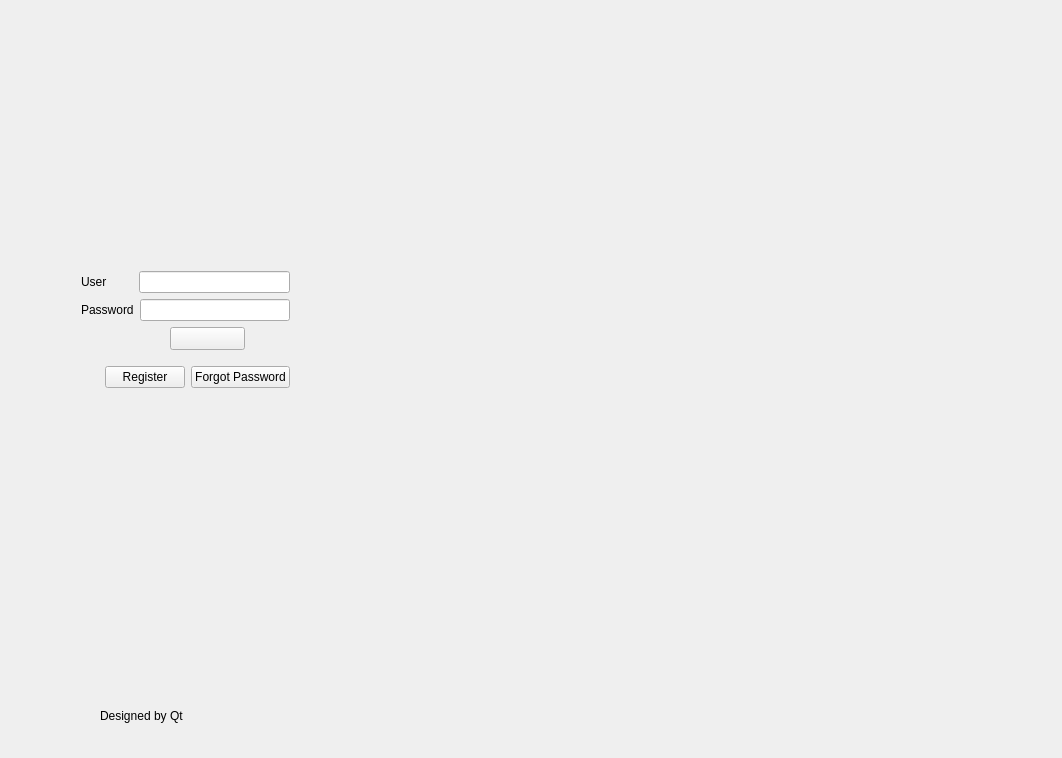
Old version of the form LIBPRO/LIBPRO/LIBPRO.ui in the repository hacba98/assignment2.ver1.
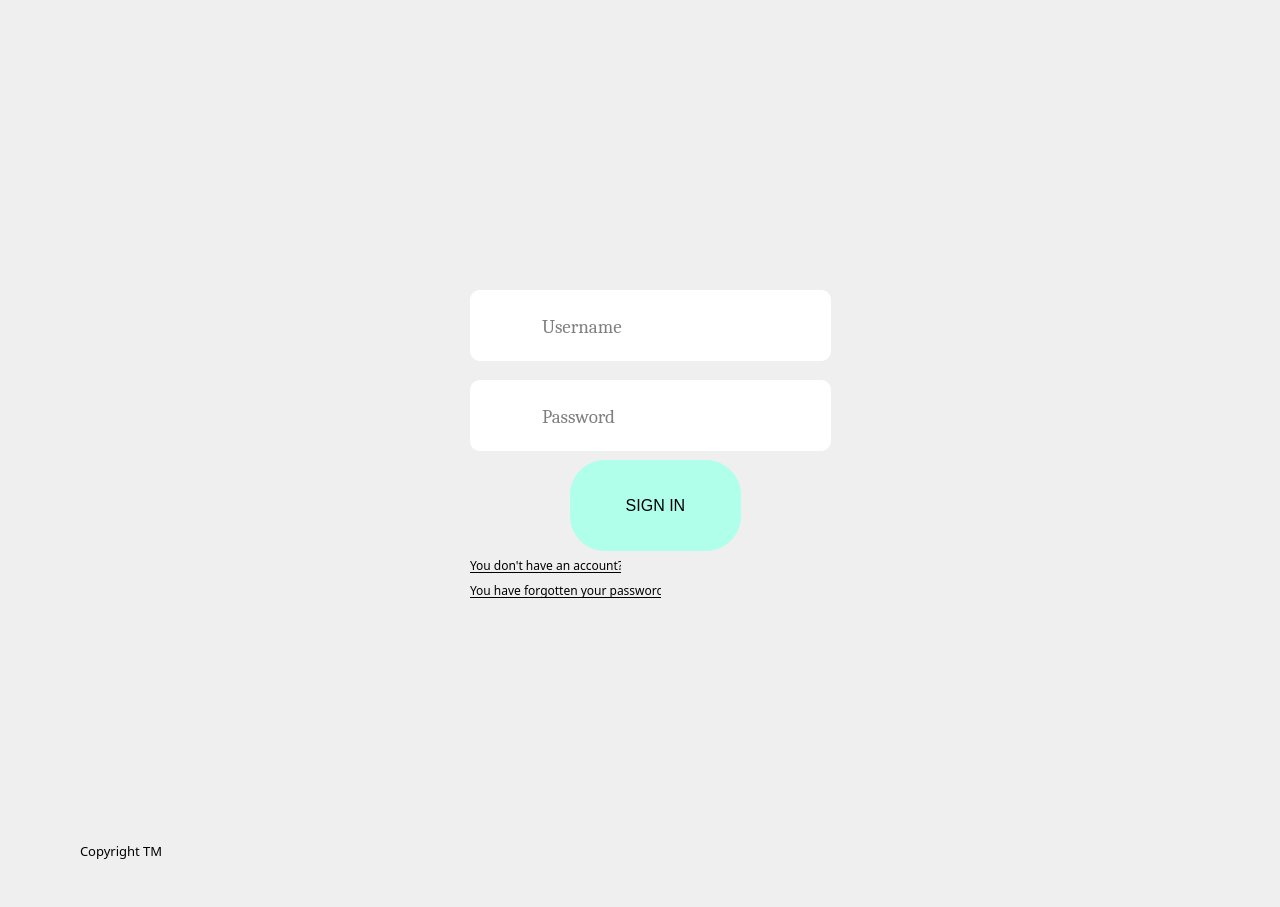
New version of the form. Icons and pictures are not drawn.

Diff of the .ui file:
```diff
--- a/LIBPRO/LIBPRO/LIBPRO.ui
+++ b/LIBPRO/LIBPRO/LIBPRO.ui
@@ -6,8 +6,8 @@
    <rect>
     <x>0</x>
     <y>0</y>
-    <width>1062</width>
-    <height>758</height>
+    <width>1280</width>
+    <height>907</height>
    </rect>
   </property>
   <property name="windowTitle">
@@ -19,19 +19,38 @@
   </property>
   <property name="styleSheet">
    <string notr="true">#centralWidget{	
-	border-image: url(:/LIBPRO/menu.jpg);
-}</string>
+border-image: url(:/LIBPRO/1600x900-1387396-triangle.jpg);
+}
+
+
+#pushButtonForgotPass:hover {
+    text-color: red;
+    color: red;
+}
+
+#pushButtonRegister:hover {
+    text-color: red;
+    color: red;
+}
+
+   </string>
   </property>
   <widget class="QWidget" name="centralWidget">
    <widget class="QLabel" name="label_3">
     <property name="geometry">
      <rect>
-      <x>100</x>
-      <y>700</y>
-      <width>111</width>
-      <height>31</height>
+      <x>80</x>
+      <y>820</y>
+      <width>191</width>
+      <height>61</height>
      </rect>
     </property>
+    <property name="font">
+     <font>
+      <family>Gadugi</family>
+      <pointsize>10</pointsize>
+     </font>
+    </property>
     <property name="whatsThis">
      <string>&lt;html&gt;&lt;head/&gt;&lt;body&gt;&lt;p&gt;&lt;span style=&quot; font-size:12pt; font-style:italic;&quot;&gt;Designed by &lt;/span&gt;&lt;a href=&quot;https://www.qt.io/&quot;&gt;&lt;span style=&quot; text-decoration: underline; color:#0000ff;&quot;&gt;Qt&lt;/span&gt;&lt;/a&gt;&lt;/p&gt;&lt;/body&gt;&lt;/html&gt;</string>
     </property>
@@ -39,7 +58,7 @@
      <string notr="true">Designed by Qt</string>
     </property>
     <property name="text">
-     <string>Designed by Qt</string>
+     <string>Copyright TM</string>
     </property>
     <property name="textFormat">
      <enum>Qt::PlainText</enum>
@@ -48,152 +67,208 @@
      <bool>true</bool>
     </property>
    </widget>
-   <widget class="QFrame" name="frame">
+   <widget class="QLineEdit" name="lineEdit_user">
     <property name="geometry">
      <rect>
-      <x>70</x>
-      <y>250</y>
-      <width>231</width>
-      <height>161</height>
+      <x>470</x>
+      <y>290</y>
+      <width>361</width>
+      <height>71</height>
      </rect>
     </property>
-    <layout class="QVBoxLayout" name="verticalLayout_3">
-     <item>
-      <layout class="QVBoxLayout" name="verticalLayout_2">
-       <item>
-        <layout class="QVBoxLayout" name="verticalLayout">
-         <item>
-          <layout class="QHBoxLayout" name="horizontalLayout_2">
-           <item>
-            <widget class="QLabel" name="label">
-             <property name="text">
-              <string>User        </string>
-             </property>
-            </widget>
-           </item>
-           <item>
-            <widget class="QLineEdit" name="lineEdit_user"/>
-           </item>
-          </layout>
-         </item>
-         <item>
-          <layout class="QHBoxLayout" name="horizontalLayout">
-           <item>
-            <widget class="QLabel" name="label_2">
-             <property name="text">
-              <string>Password</string>
-             </property>
-            </widget>
-           </item>
-           <item>
-            <widget class="QLineEdit" name="lineEdit_pass">
-             <property name="echoMode">
-              <enum>QLineEdit::Password</enum>
-             </property>
-            </widget>
-           </item>
-          </layout>
-         </item>
-        </layout>
-       </item>
-       <item>
-        <layout class="QHBoxLayout" name="horizontalLayout_4">
-         <item>
-          <spacer name="horizontalSpacer_2">
-           <property name="orientation">
-            <enum>Qt::Horizontal</enum>
-           </property>
-           <property name="sizeHint" stdset="0">
-            <size>
-             <width>40</width>
-             <height>20</height>
-            </size>
-           </property>
-          </spacer>
-         </item>
-         <item>
-          <spacer name="horizontalSpacer_4">
-           <property name="orientation">
-            <enum>Qt::Horizontal</enum>
-           </property>
-           <property name="sizeHint" stdset="0">
-            <size>
-             <width>40</width>
-             <height>20</height>
-            </size>
-           </property>
-          </spacer>
-         </item>
-         <item>
-          <widget class="QPushButton" name="pushButtonLogin">
-           <property name="minimumSize">
-            <size>
-             <width>75</width>
-             <height>23</height>
-            </size>
-           </property>
-           <property name="styleSheet">
-            <string notr="true">border-image: url(:/LIBPRO/loginbutton.png);</string>
-           </property>
-           <property name="text">
-            <string/>
-           </property>
-          </widget>
-         </item>
-         <item>
-          <spacer name="horizontalSpacer_3">
-           <property name="orientation">
-            <enum>Qt::Horizontal</enum>
-           </property>
-           <property name="sizeHint" stdset="0">
-            <size>
-             <width>28</width>
-             <height>17</height>
-            </size>
-           </property>
-          </spacer>
-         </item>
-        </layout>
-       </item>
-      </layout>
-     </item>
-     <item>
-      <layout class="QHBoxLayout" name="horizontalLayout_3">
-       <item>
-        <spacer name="horizontalSpacer">
-         <property name="orientation">
-          <enum>Qt::Horizontal</enum>
-         </property>
-         <property name="sizeHint" stdset="0">
-          <size>
-           <width>40</width>
-           <height>20</height>
-          </size>
-         </property>
-        </spacer>
-       </item>
-       <item>
-        <widget class="QPushButton" name="pushButtonRegister">
-         <property name="text">
-          <string>Register</string>
-         </property>
-        </widget>
-       </item>
-       <item>
-        <widget class="QPushButton" name="pushButtonForgotPass">
-         <property name="text">
-          <string>Forgot Password</string>
-         </property>
-        </widget>
-       </item>
-      </layout>
-     </item>
-    </layout>
+    <property name="font">
+     <font>
+      <family>Cambria</family>
+      <pointsize>14</pointsize>
+     </font>
+    </property>
+    <property name="styleSheet">
+     <string notr="true">#lineEdit_user{
+border-radius: 10px;
+    padding: 70px;
+    width: 200px;
+    height: 150px;
+}
+#lineEdit_user::placeholder {
+  border: #000;
+  padding: 10px;
+  font-size: 1.2em;
+  width: 100%;
+}</string>
+    </property>
+    <property name="placeholderText">
+     <string>Username</string>
+    </property>
+    <property name="clearButtonEnabled">
+     <bool>false</bool>
+    </property>
    </widget>
-   <zorder>frame</zorder>
-   <zorder>label_3</zorder>
-   <zorder>pushButtonLogin</zorder>
-   <zorder>pushButtonLogin</zorder>
+   <widget class="QLineEdit" name="lineEdit_pass">
+    <property name="geometry">
+     <rect>
+      <x>470</x>
+      <y>380</y>
+      <width>361</width>
+      <height>71</height>
+     </rect>
+    </property>
+    <property name="font">
+     <font>
+      <family>Cambria</family>
+      <pointsize>14</pointsize>
+     </font>
+    </property>
+    <property name="styleSheet">
+     <string notr="true">border-radius: 10px;
+    
+    padding: 70px; 
+    width: 200px;
+    height: 150px; </string>
+    </property>
+    <property name="echoMode">
+     <enum>QLineEdit::Password</enum>
+    </property>
+    <property name="placeholderText">
+     <string>Password</string>
+    </property>
+    <property name="clearButtonEnabled">
+     <bool>false</bool>
+    </property>
+   </widget>
+   <widget class="QPushButton" name="pushButtonForgotPass">
+    <property name="geometry">
+     <rect>
+      <x>470</x>
+      <y>570</y>
+      <width>191</width>
+      <height>41</height>
+     </rect>
+    </property>
+    <property name="font">
+     <font>
+      <family>Gadugi</family>
+      <pointsize>9</pointsize>
+      <underline>true</underline>
+     </font>
+    </property>
+    <property name="cursor">
+     <cursorShape>PointingHandCursor</cursorShape>
+    </property>
+    <property name="mouseTracking">
+     <bool>true</bool>
+    </property>
+    <property name="styleSheet">
+     <string notr="true">border:0px;
+text-align: left;</string>
+    </property>
+    <property name="text">
+     <string>You have forgotten your password?</string>
+    </property>
+   </widget>
+   <widget class="QPushButton" name="pushButtonRegister">
+    <property name="geometry">
+     <rect>
+      <x>470</x>
+      <y>550</y>
+      <width>151</width>
+      <height>31</height>
+     </rect>
+    </property>
+    <property name="font">
+     <font>
+      <family>Gadugi</family>
+      <pointsize>9</pointsize>
+      <underline>true</underline>
+     </font>
+    </property>
+    <property name="cursor">
+     <cursorShape>PointingHandCursor</cursorShape>
+    </property>
+    <property name="mouseTracking">
+     <bool>true</bool>
+    </property>
+    <property name="styleSheet">
+     <string notr="true">border:0px;
+text-align: left;</string>
+    </property>
+    <property name="text">
+     <string>You don't have an account?</string>
+    </property>
+   </widget>
+   <widget class="QLabel" name="label">
+    <property name="geometry">
+     <rect>
+      <x>480</x>
+      <y>300</y>
+      <width>51</width>
+      <height>51</height>
+     </rect>
+    </property>
+    <property name="styleSheet">
+     <string notr="true">border-image: url(:/LIBPRO/19021356_1220910818020389_883539199_n.png);
+
+opacity: 0.0;
+</string>
+    </property>
+    <property name="text">
+     <string/>
+    </property>
+   </widget>
+   <widget class="QLabel" name="label_2">
+    <property name="geometry">
+     <rect>
+      <x>480</x>
+      <y>390</y>
+      <width>51</width>
+      <height>51</height>
+     </rect>
+    </property>
+    <property name="styleSheet">
+     <string notr="true">border-image: url(:/LIBPRO/18944704_1220910811353723_1709384595_n.png);</string>
+    </property>
+    <property name="text">
+     <string/>
+    </property>
+   </widget>
+   <widget class="QPushButton" name="pushButtonLogin">
+    <property name="geometry">
+     <rect>
+      <x>570</x>
+      <y>460</y>
+      <width>171</width>
+      <height>91</height>
+     </rect>
+    </property>
+    <property name="sizePolicy">
+     <sizepolicy hsizetype="Minimum" vsizetype="Fixed">
+      <horstretch>128</horstretch>
+      <verstretch>90</verstretch>
+     </sizepolicy>
+    </property>
+    <property name="font">
+     <font>
+      <pointsize>-1</pointsize>
+     </font>
+    </property>
+    <property name="cursor">
+     <cursorShape>PointingHandCursor</cursorShape>
+    </property>
+    <property name="mouseTracking">
+     <bool>true</bool>
+    </property>
+    <property name="styleSheet">
+     <string notr="true">background-color:#afffea;
+    border: none;
+    color:black;
+    padding: 25px 32px;
+    text-align: center;
+    font-size: 16px;
+border-radius: 35px;</string>
+    </property>
+    <property name="text">
+     <string>SIGN IN</string>
+    </property>
+   </widget>
   </widget>
  </widget>
  <layoutdefault spacing="6" margin="11"/>
```
